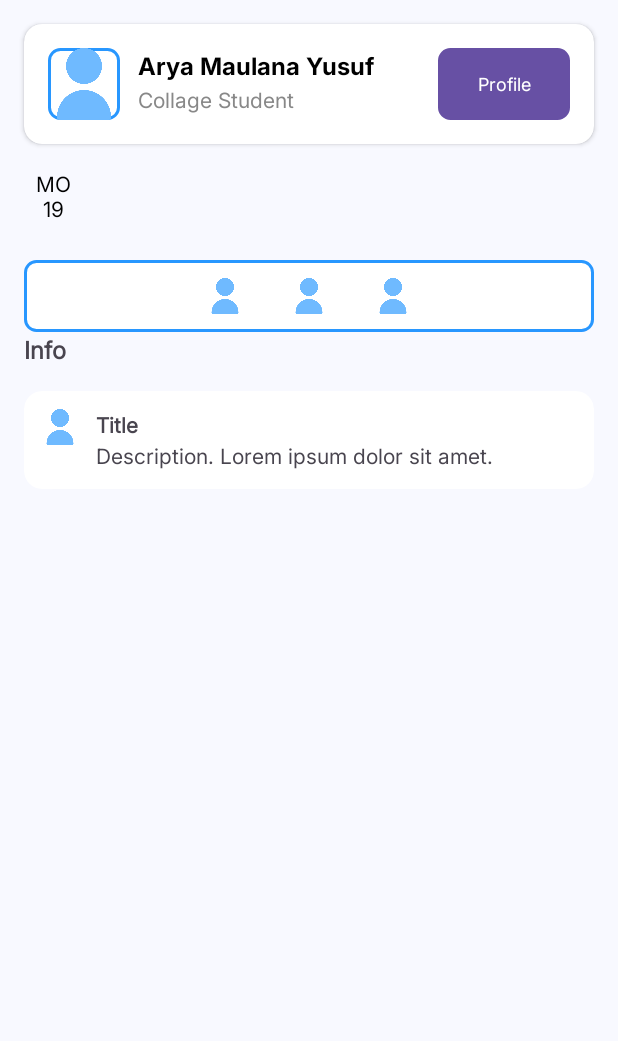
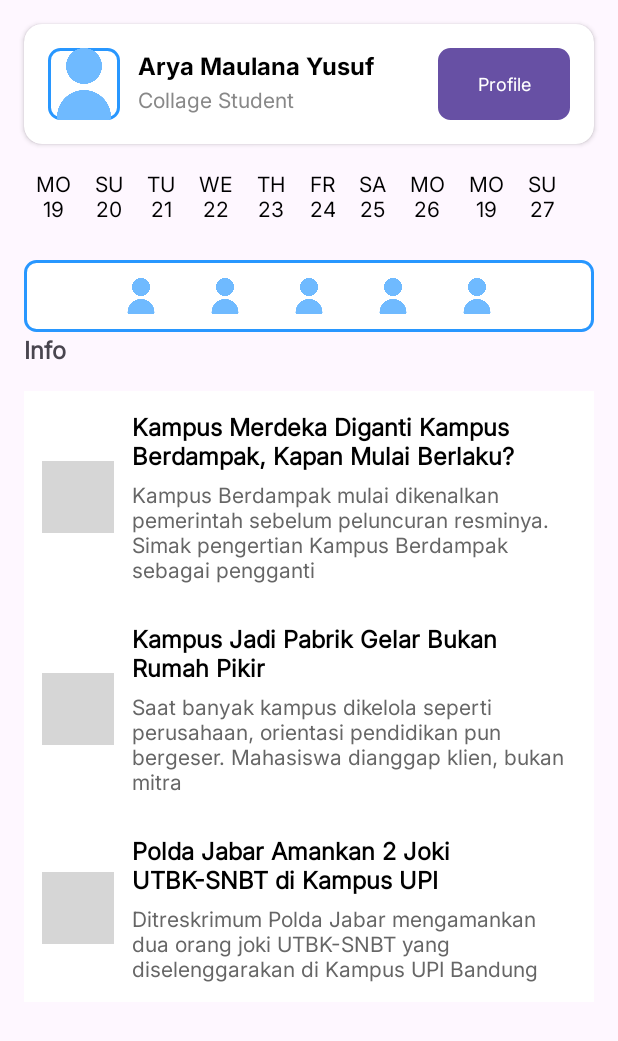
Before and after one commit to Creamoka/android-app, an Android app: the dashboard screen opened directly, with no data from a screen before it, on a phone screen of 412 x 824 dp, the part 72-1113 px from its top. Run offline under Robolectric (Android 15) with nearby library versions, the phone set to English and light mode, and no system bars; pictures from the network do not load; grey boxes are pictures that could not be loaded.

Commit message:
feat(ui): implementasi tampilan Cloud-U dan logika interaksi UI dasar
- Menambahkan layout utama menggunakan ConstraintLayout dengan header, kartu profil, kalender, ikon fitur, dan info section
- Menyusun struktur UI mengikuti desain referensi (tampilan Cloud-U)
- Menambahkan logika interaktif:
  - Tombol info menampilkan Toast "Aplikasi UTS"
  - Tombol profile menampilkan Toast "Hanya UI tambahan"
  - Ikon fitur menampilkan Toast serupa
  - Klik tanggal membuka DatePickerDialog dan menampilkan tanggal terpilih
- Mengatur ID untuk elemen penting seperti ikon dan hari kalender untuk interaksi Kotlin

```diff
--- a/app/build.gradle.kts
+++ b/app/build.gradle.kts
@@ -45,4 +45,5 @@ dependencies {
     testImplementation(libs.junit)
     androidTestImplementation(libs.androidx.junit)
     androidTestImplementation(libs.androidx.espresso.core)
+    implementation ("com.github.bumptech.glide:glide:4.16.0")
 }
--- /dev/null
+++ b/app/src/main/java/com/example/uts/adapterlist.kt
@@ -0,0 +1,36 @@
+package com.example.uts
+
+import android.view.View
+import androidx.recyclerview.widget.RecyclerView
+import android.view.LayoutInflater
+import android.view.ViewGroup
+import android.widget.ImageView
+import android.widget.TextView
+import com.bumptech.glide.Glide
+
+class adapterlist(private val itemList: List<datalist>) :
+    RecyclerView.Adapter<adapterlist.ViewHolder>() {
+
+    class ViewHolder(itemView: View) : RecyclerView.ViewHolder(itemView) {
+        val judul: TextView = itemView.findViewById(R.id.judul)
+        val keterangan: TextView = itemView.findViewById(R.id.keterangan)
+        val image: ImageView = itemView.findViewById(R.id.profile_user)
+    }
+
+    override fun onCreateViewHolder(parent: ViewGroup, viewType: Int): ViewHolder {
+        val view = LayoutInflater.from(parent.context)
+            .inflate(R.layout.layout, parent, false)
+        return ViewHolder(view)
+    }
+
+    override fun onBindViewHolder(holder: ViewHolder, position: Int) {
+        val item = itemList[position]
+        holder.judul.text = item.judul
+        holder.keterangan.text = item.keterangan
+        Glide.with(holder.itemView.context)
+            .load(item.imageUrl)
+            .into(holder.image)
+    }
+
+    override fun getItemCount() = itemList.size
+}
--- a/app/src/main/java/com/example/uts/dashboard.kt
+++ b/app/src/main/java/com/example/uts/dashboard.kt
@@ -5,6 +5,9 @@ import android.app.DatePickerDialog
 import android.os.Bundle
 import android.widget.*
 import androidx.appcompat.app.AppCompatActivity
+import androidx.recyclerview.widget.GridLayoutManager
+import androidx.recyclerview.widget.LinearLayoutManager
+import androidx.recyclerview.widget.RecyclerView
 import java.util.*
 
 class dashboard : AppCompatActivity() {
@@ -26,24 +29,33 @@ class dashboard : AppCompatActivity() {
             Toast.makeText(this, "Hanya UI tambahan", Toast.LENGTH_SHORT).show()
         }
 
-        // Kalender (misalnya hanya satu hari di klik)
-        val calendarDay = findViewById<TextView>(R.id.calendar_row)
-        calendarDay.setOnClickListener {
+        // Kalender
+        val calendarRow = findViewById<LinearLayout>(R.id.calendar_row)
+        calendarRow.setOnClickListener {
             showDatePicker()
         }
 
         // Icon fitur
-        val icon1 = findViewById<ImageView>(R.id.button_row)
-        val icon2 = findViewById<ImageView>(R.id.button_row)
-        val icon3 = findViewById<ImageView>(R.id.button_row)
+        val buttonRow = findViewById<LinearLayout>(R.id.button_row)
 
         val featureClickListener = {
             Toast.makeText(this, "Fitur ini hanya UI tambahan", Toast.LENGTH_SHORT).show()
         }
 
-        icon1.setOnClickListener { featureClickListener() }
-        icon2.setOnClickListener { featureClickListener() }
-        icon3.setOnClickListener { featureClickListener() }
+        buttonRow.setOnClickListener { featureClickListener() }
+
+        val recyclerView = findViewById<RecyclerView>(R.id.recycler_view)
+        recyclerView.layoutManager = LinearLayoutManager(this)
+        recyclerView.setHasFixedSize(true)
+
+        val datalist = listOf(
+            datalist("Kampus Merdeka Diganti Kampus Berdampak, Kapan Mulai Berlaku?", "Kampus Berdampak mulai dikenalkan pemerintah sebelum peluncuran resminya. Simak pengertian Kampus Berdampak sebagai pengganti", "https://www.msn.com/id-id/berita/other/kampus-merdeka-diganti-kampus-berdampak-kapan-mulai-berlaku/ar-AA1DWrxg?ocid=BingNewsVerp"),
+            datalist("Kampus Jadi Pabrik Gelar Bukan Rumah Pikir", "Saat banyak kampus dikelola seperti perusahaan, orientasi pendidikan pun bergeser. Mahasiswa dianggap klien, bukan mitra", "https://kumparan.com/arc-cyn/kampus-jadi-pabrik-gelar-bukan-rumah-pikir-250LdrvPEaG"),
+            datalist("Polda Jabar Amankan 2 Joki UTBK-SNBT di Kampus UPI", "Ditreskrimum Polda Jabar mengamankan dua orang joki UTBK-SNBT yang diselenggarakan di Kampus UPI Bandung", "https://www.msn.com/id-id/berita/nasional/polda-jabar-amankan-2-joki-utbk-snbt-di-kampus-upi/ar-AA1EmYpN?ocid=BingNewsVerp")
+        )
+
+        val adapter = adapterlist(datalist)
+        recyclerView.adapter = adapter
     }
 
     private fun showDatePicker() {
--- /dev/null
+++ b/app/src/main/java/com/example/uts/datalist.kt
@@ -0,0 +1,7 @@
+package com.example.uts
+
+data class datalist(
+    val judul: String,
+    val keterangan: String,
+    val imageUrl: String
+)
--- a/app/src/main/java/com/example/uts/forgot_password.kt
+++ b/app/src/main/java/com/example/uts/forgot_password.kt
@@ -16,41 +16,36 @@ class forgot_password : AppCompatActivity() {
 
     override fun onCreate(savedInstanceState: Bundle?) {
         super.onCreate(savedInstanceState)
-        setContentView(R.layout.forgot_password)  // Pastikan ini sesuai dengan nama layout
+        setContentView(R.layout.forgot_password)
 
-        // Inisialisasi views
         emailEditText = findViewById(R.id.holderfor_email)
         recoveryButton = findViewById(R.id.button_recovery)
         rememberLink = findViewById(R.id.remember_link)
 
-        // Logika tombol Recovery
         recoveryButton.setOnClickListener {
             val email = emailEditText.text.toString()
             if (email.isEmpty()) {
                 Toast.makeText(this, "Email tidak boleh kosong", Toast.LENGTH_SHORT).show()
             } else {
                 Toast.makeText(this, "Recovery untuk email: $email", Toast.LENGTH_SHORT).show()
-                // Kamu bisa menambahkan logika lebih lanjut seperti mengirim email pemulihan.
             }
         }
 
         // Logika link Remember Account
         rememberLink.setOnClickListener {
-            val intent = Intent(this, login::class.java) // Ganti LoginActivity dengan nama activity login yang benar
+            val intent = Intent(this, login::class.java)
             startActivity(intent)
         }
     }
 
-    // Method ini akan dipanggil saat tombol Recovery ditekan, jika kamu memilih menggunakan `android:onClick`
     fun onRecoveryClick(view: android.view.View) {
         val email = emailEditText.text.toString()
         Toast.makeText(this, "Recovery untuk email: $email", Toast.LENGTH_SHORT).show()
         // Tambahkan logika recovery email di sini
     }
 
-    // Method ini akan dipanggil saat link "Remember Account" ditekan
     fun onRememberClick(view: android.view.View) {
-        val intent = Intent(this, login::class.java)  // Ganti LoginActivity dengan activity login yang sesuai
+        val intent = Intent(this, login::class.java)
         startActivity(intent)
     }
 }
--- a/app/src/main/java/com/example/uts/login.kt
+++ b/app/src/main/java/com/example/uts/login.kt
@@ -10,7 +10,7 @@ class login : AppCompatActivity() {
 
     override fun onCreate(savedInstanceState: Bundle?) {
         super.onCreate(savedInstanceState)
-        setContentView(R.layout.login)  // Pastikan file XML-nya login.xml
+        setContentView(R.layout.login)
 
         // Menghubungkan ID dengan elemen UI
         val emailField = findViewById<EditText>(R.id.holderlog_email)
@@ -25,15 +25,23 @@ class login : AppCompatActivity() {
             val email = emailField.text.toString()
             val password = passwordField.text.toString()
 
-            // Validasi email dan password kosong
             if (email.isEmpty() || password.isEmpty()) {
                 Toast.makeText(this, "Email dan password tidak boleh kosong", Toast.LENGTH_SHORT).show()
             } else {
-                // Tampilkan email dan password (untuk testing)
-                Toast.makeText(this, "Email: $email\nPassword: $password", Toast.LENGTH_SHORT).show()
+                // Ambil data dari SharedPreferences
+                val sharedPref = getSharedPreferences("UserData", MODE_PRIVATE)
+                val registeredEmail = sharedPref.getString("email", null)
+                val registeredPassword = sharedPref.getString("password", null)
 
-                // Menutup aktivitas login supaya tidak bisa kembali ke halaman login
-                finish()
+                if (email == registeredEmail && password == registeredPassword) {
+                    Toast.makeText(this, "Login berhasil!", Toast.LENGTH_SHORT).show()
+
+                    val intent = Intent(this, dashboard::class.java)
+                    startActivity(intent)
+                    finish()
+                } else {
+                    Toast.makeText(this, "Email atau password salah", Toast.LENGTH_SHORT).show()
+                }
             }
         }
 
--- a/app/src/main/java/com/example/uts/register.kt
+++ b/app/src/main/java/com/example/uts/register.kt
@@ -53,15 +53,19 @@ class register : AppCompatActivity() {
             return
         }
 
+        // ✅ Simpan ke SharedPreferences
+        val sharedPref = getSharedPreferences("UserData", MODE_PRIVATE)
+        val editor = sharedPref.edit()
+        editor.putString("email", email)
+        editor.putString("password", password)
+        editor.apply()
+
         showToast("Registrasi berhasil!")
 
-        // Delay 1.5 detik agar toast tampil dulu, lalu balik ke login
         Handler(Looper.getMainLooper()).postDelayed({
             finish()
         }, 1500)
     }
 
-    private fun showToast(message: String) {
-        Toast.makeText(this, message, Toast.LENGTH_SHORT).show()
-    }
+    private fun showToast(string: String) {}
 }
--- a/app/src/main/res/layout/dashboard.xml
+++ b/app/src/main/res/layout/dashboard.xml
@@ -1,10 +1,10 @@
 <androidx.constraintlayout.widget.ConstraintLayout xmlns:android="http://schemas.android.com/apk/res/android"
     xmlns:app="http://schemas.android.com/apk/res-auto"
+    xmlns:tools="http://schemas.android.com/tools"
     android:layout_width="match_parent"
     android:layout_height="match_parent"
-    android:background="#F8F9FF">
+    tools:context=".dashboard">
 
-    <!-- Header -->
     <ImageView
         android:id="@+id/cloudu"
         android:layout_width="32dp"
@@ -36,7 +36,6 @@
         app:layout_constraintTop_toTopOf="@id/cloudu"
         android:layout_marginEnd="16dp"/>
 
-    <!-- Profile Card -->
     <androidx.cardview.widget.CardView
         android:id="@+id/profile"
         android:layout_width="0dp"
@@ -98,8 +97,6 @@
         </RelativeLayout>
     </androidx.cardview.widget.CardView>
 
-    <!-- Calendar -->
-    <!-- Kamu bisa pakai RecyclerView horizontal, ini sementara dummy -->
     <LinearLayout
         android:id="@+id/calendar_row"
         android:layout_width="0dp"
@@ -111,8 +108,6 @@
         android:layout_marginHorizontal="16dp"
         android:layout_marginTop="8dp">
 
-        <!-- Tambahkan TextView untuk setiap hari -->
-        <!-- Contoh: -->
         <TextView
             android:layout_width="wrap_content"
             android:layout_height="wrap_content"
@@ -120,10 +115,80 @@
             android:gravity="center"
             android:padding="8dp"
             android:textColor="#000"/>
-        <!-- Tambahkan 6 lainnya -->
+
+        <TextView
+            android:layout_width="wrap_content"
+            android:layout_height="wrap_content"
+            android:text="SU\n20"
+            android:gravity="center"
+            android:padding="8dp"
+            android:textColor="#000"/>
+
+        <TextView
+            android:layout_width="wrap_content"
+            android:layout_height="wrap_content"
+            android:text="TU\n21"
+            android:gravity="center"
+            android:padding="8dp"
+            android:textColor="#000"/>
+
+        <TextView
+            android:layout_width="wrap_content"
+            android:layout_height="wrap_content"
+            android:text="WE\n22"
+            android:gravity="center"
+            android:padding="8dp"
+            android:textColor="#000"/>
+
+        <TextView
+            android:layout_width="wrap_content"
+            android:layout_height="wrap_content"
+            android:text="TH\n23"
+            android:gravity="center"
+            android:padding="8dp"
+            android:textColor="#000"/>
+
+        <TextView
+            android:layout_width="wrap_content"
+            android:layout_height="wrap_content"
+            android:text="FR\n24"
+            android:gravity="center"
+            android:padding="8dp"
+            android:textColor="#000"/>
+
+        <TextView
+            android:layout_width="wrap_content"
+            android:layout_height="wrap_content"
+            android:text="SA\n25"
+            android:gravity="center"
+            android:padding="8dp"
+            android:textColor="#000"/>
+
+        <TextView
+            android:layout_width="wrap_content"
+            android:layout_height="wrap_content"
+            android:text="MO\n26"
+            android:gravity="center"
+            android:padding="8dp"
+            android:textColor="#000"/>
+
+        <TextView
+            android:layout_width="wrap_content"
+            android:layout_height="wrap_content"
+            android:text="MO\n19"
+            android:gravity="center"
+            android:padding="8dp"
+            android:textColor="#000"/>
+
+        <TextView
+            android:layout_width="wrap_content"
+            android:layout_height="wrap_content"
+            android:text="SU\n27"
+            android:gravity="center"
+            android:padding="8dp"
+            android:textColor="#000"/>
     </LinearLayout>
 
-    <!-- Icon Button Row -->
     <LinearLayout
         android:id="@+id/button_row"
         android:layout_width="0dp"
@@ -140,9 +205,10 @@
         <ImageView android:src="@drawable/user" android:layout_width="24dp" android:layout_height="24dp" android:layout_marginHorizontal="16dp"/>
         <ImageView android:src="@drawable/user" android:layout_width="24dp" android:layout_height="24dp" android:layout_marginHorizontal="16dp"/>
         <ImageView android:src="@drawable/user" android:layout_width="24dp" android:layout_height="24dp" android:layout_marginHorizontal="16dp"/>
+        <ImageView android:src="@drawable/user" android:layout_width="24dp" android:layout_height="24dp" android:layout_marginHorizontal="16dp"/>
+        <ImageView android:src="@drawable/user" android:layout_width="24dp" android:layout_height="24dp" android:layout_marginHorizontal="16dp"/>
     </LinearLayout>
 
-    <!-- Info Section -->
     <TextView
         android:id="@+id/info_title"
         android:layout_width="wrap_content"
@@ -154,45 +220,13 @@
         app:layout_constraintTop_toBottomOf="@id/button_row"
         app:layout_constraintStart_toStartOf="parent"/>
 
-    <!-- Dummy card info -->
-    <androidx.cardview.widget.CardView
+    <androidx.recyclerview.widget.RecyclerView
+        android:id="@+id/recycler_view"
         android:layout_width="0dp"
         android:layout_height="wrap_content"
-        app:cardElevation="1dp"
-        app:cardCornerRadius="12dp"
+        android:layout_margin="16dp"
         app:layout_constraintTop_toBottomOf="@id/info_title"
         app:layout_constraintStart_toStartOf="parent"
-        app:layout_constraintEnd_toEndOf="parent"
-        android:layout_margin="16dp">
+        app:layout_constraintEnd_toEndOf="parent"/>
 
-        <LinearLayout
-            android:layout_width="match_parent"
-            android:layout_height="wrap_content"
-            android:padding="12dp"
-            android:orientation="horizontal">
-
-            <ImageView
-                android:src="@drawable/user"
-                android:layout_width="24dp"
-                android:layout_height="24dp"
-                android:layout_marginEnd="12dp"/>
-
-            <LinearLayout
-                android:layout_width="0dp"
-                android:layout_height="wrap_content"
-                android:orientation="vertical"
-                android:layout_weight="1">
-
-                <TextView
-                    android:layout_width="wrap_content"
-                    android:layout_height="wrap_content"
-                    android:text="Title"
-                    android:textStyle="bold"/>
-                <TextView
-                    android:layout_width="wrap_content"
-                    android:layout_height="wrap_content"
-                    android:text="Description. Lorem ipsum dolor sit amet."/>
-            </LinearLayout>
-        </LinearLayout>
-    </androidx.cardview.widget.CardView>
 </androidx.constraintlayout.widget.ConstraintLayout>
--- /dev/null
+++ b/app/src/main/res/layout/layout.xml
@@ -0,0 +1,42 @@
+<?xml version="1.0" encoding="utf-8"?>
+<LinearLayout xmlns:android="http://schemas.android.com/apk/res/android"
+    android:layout_width="match_parent"
+    android:layout_height="wrap_content"
+    android:orientation="horizontal"
+    android:padding="12dp"
+    android:background="@android:color/white"
+    android:gravity="center_vertical">
+
+    <ImageView
+        android:id="@+id/profile_user"
+        android:layout_width="48dp"
+        android:layout_height="48dp"
+        android:scaleType="centerCrop"
+        android:background="@drawable/rounded_bg"
+        android:layout_marginEnd="12dp" />
+
+    <LinearLayout
+        android:layout_width="0dp"
+        android:layout_height="wrap_content"
+        android:layout_weight="1"
+        android:orientation="vertical">
+
+        <TextView
+            android:id="@+id/judul"
+            android:layout_width="wrap_content"
+            android:layout_height="wrap_content"
+            android:text="Judul Berita"
+            android:textStyle="bold"
+            android:textSize="16sp"
+            android:textColor="#000000" />
+
+        <TextView
+            android:id="@+id/keterangan"
+            android:layout_width="wrap_content"
+            android:layout_height="wrap_content"
+            android:text="Deskripsi"
+            android:textSize="14sp"
+            android:textColor="#666666"
+            android:layout_marginTop="4dp" />
+    </LinearLayout>
+</LinearLayout>
--- a/app/src/main/res/values/strings.xml
+++ b/app/src/main/res/values/strings.xml
@@ -44,16 +44,15 @@
     <string name="grid_item_4">Messages</string>
     <string name="grid_item_5">More</string>
 
-    <!-- Dashboard List Resources -->
-    <string name="list_item_1">Pemograman Mobile 1</string>
+    <!-- Dashboard News Resources -->
+    <string name="list_item_1">Berita 1</string>
     <string name="desc_item_1">note</string>
-    <string name="list_item_2">Object Oriented and Design</string>
+    <string name="list_item_2">Berita 2</string>
     <string name="desc_item_2">note2</string>
-    <string name="list_item_3">Manajemen Proyek Perangkat Lunak</string>
+    <string name="list_item_3">Berita 3</string>
     <string name="desc_item_3">note3</string>
-    <string name="list_item_4">Pemograman Berorientasi Objek</string>
+    <string name="list_item_4">Berita 4</string>
     <string name="desc_item_4">note4</string>
-    <string name="list_item_5">Jaringan Komputer</string>
+    <string name="list_item_5">Berita 5</string>
     <string name="desc_item_5">note5</string>
-
 </resources>
--- a/gradle/libs.versions.toml
+++ b/gradle/libs.versions.toml
@@ -1,5 +1,5 @@
 [versions]
-agp = "8.9.2"
+agp = "8.10.0"
 kotlin = "1.9.24"
 coreKtx = "1.16.0"
 junit = "4.13.2"
```
Also changed, not shown: app/src/main/AndroidManifest.xml (+4 -4 lines), app/src/main/res/mipmap-hdpi/cloud.png (added).
